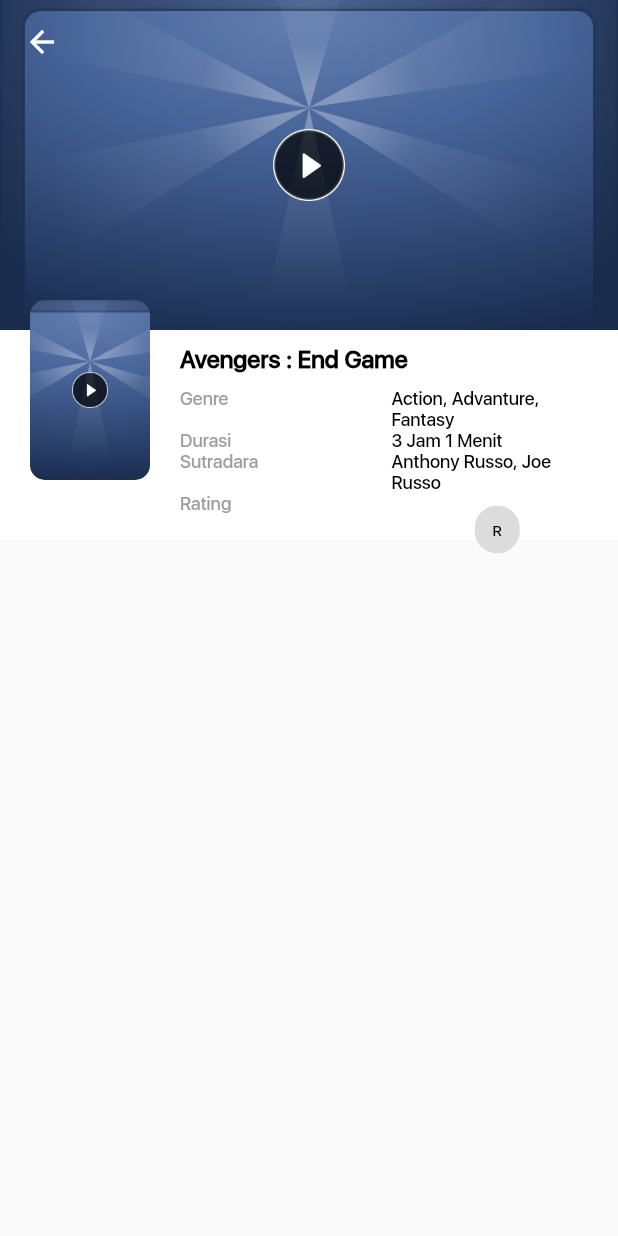
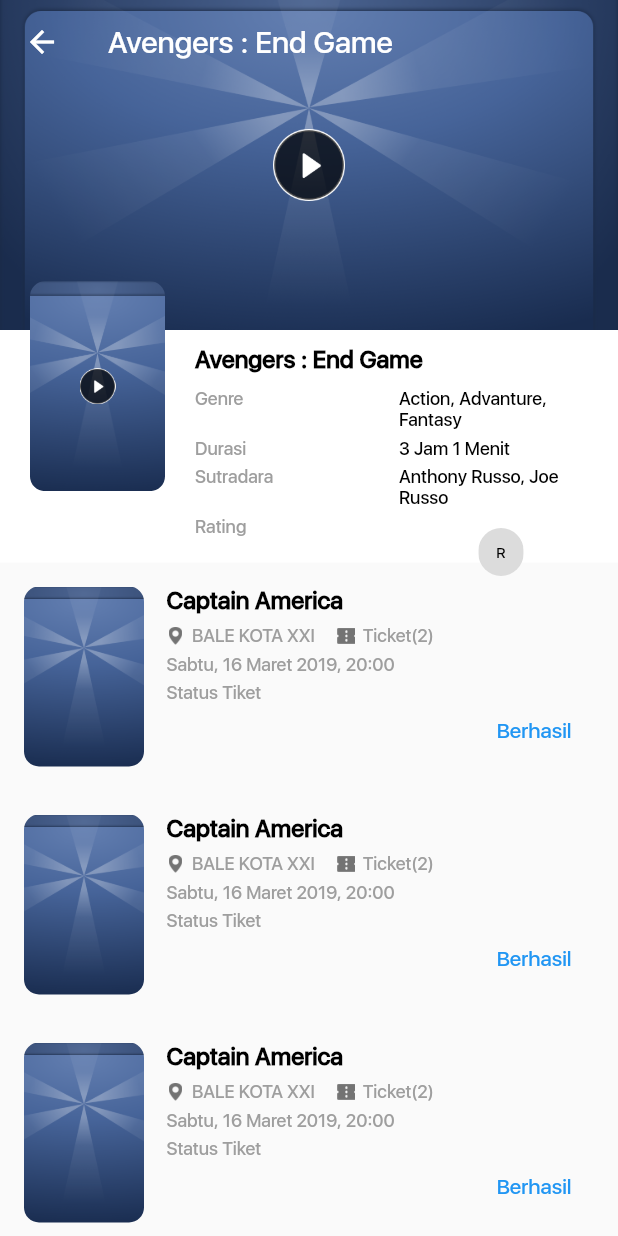
Before and after one commit to anggit97/flutter-tixid-clonning, a Flutter app: the MovieDetailScreen screen opened directly, on a phone screen of 412 x 824 dp. Run offline on Flutter 3.47's test engine with Material 2 defaults, Android fonts, the phone set to English and light mode, and no system bars; our stand-ins replace carousel_slider; project files that could hold a hidden picture were left out.

Commit message:
menambahkan ticket

```diff
--- a/lib/views/movies_detail_screen.dart
+++ b/lib/views/movies_detail_screen.dart
@@ -1,4 +1,7 @@
 import 'package:flutter/material.dart';
+
+import 'tickets_past_screen.dart';
+import 'tickets_upcoming_screen.dart';
 
 class MovieDetailScreen extends StatefulWidget {
   @override
@@ -10,10 +13,13 @@ class _MovieDetailScreenState extends State<MovieDetailScreen> {
   Widget build(BuildContext context) {
     return Scaffold(
       body: CustomScrollView(
+        shrinkWrap: true,
         slivers: <Widget>[
           SliverAppBar(
             backgroundColor: Colors.white,
-              expandedHeight: 360,
+            expandedHeight: 375,
+            pinned: true,
+            title: Text("Avengers : End Game"),
             flexibleSpace: Stack(
               children: <Widget>[
                 Container(
@@ -35,9 +41,9 @@ class _MovieDetailScreenState extends State<MovieDetailScreen> {
                   mainAxisSize: MainAxisSize.max,
                   children: <Widget>[
                     Container(
-                        height: 120,
-                        width: 80,
-                        margin: EdgeInsets.only(left: 20, top: 160),
+                      height: 140,
+                      width: 90,
+                      margin: EdgeInsets.only(left: 20, top: 140),
                       decoration: BoxDecoration(
                           borderRadius: BorderRadius.all(Radius.circular(10)),
                           image: DecorationImage(
@@ -70,7 +76,8 @@ class _MovieDetailScreenState extends State<MovieDetailScreen> {
                                 ),
                               ),
                               Table(
-                                  defaultVerticalAlignment: TableCellVerticalAlignment.top,
+                                defaultVerticalAlignment:
+                                    TableCellVerticalAlignment.top,
                                 children: [
                                   TableRow(children: [
                                     Text(
@@ -85,41 +92,59 @@ class _MovieDetailScreenState extends State<MovieDetailScreen> {
                                     )
                                   ]),
                                   TableRow(children: [
-                                      Text(
+                                    Padding(
+                                      padding: const EdgeInsets.only(top: 5),
+                                      child: Text(
                                         "Durasi",
                                         style: TextStyle(
                                             fontSize: 12, color: Colors.grey),
                                       ),
-                                      Text(
+                                    ),
+                                    Padding(
+                                      padding: const EdgeInsets.only(top: 5),
+                                      child: Text(
                                         "3 Jam 1 Menit",
                                         style: TextStyle(
                                             fontSize: 12, color: Colors.black),
+                                      ),
                                     )
                                   ]),
                                   TableRow(children: [
-                                      Text(
+                                    Padding(
+                                      padding: const EdgeInsets.only(top: 5),
+                                      child: Text(
                                         "Sutradara",
                                         style: TextStyle(
                                             fontSize: 12, color: Colors.grey),
                                       ),
-                                      Text(
+                                    ),
+                                    Padding(
+                                      padding: const EdgeInsets.only(top: 5),
+                                      child: Text(
                                         "Anthony Russo, Joe Russo",
                                         style: TextStyle(
                                             fontSize: 12, color: Colors.black),
+                                      ),
                                     )
                                   ]),
                                   TableRow(children: [
-                                      Text(
+                                    Padding(
+                                      padding: const EdgeInsets.only(top: 5),
+                                      child: Text(
                                         "Rating",
                                         style: TextStyle(
                                             fontSize: 12, color: Colors.grey),
                                       ),
-                                      Chip(
+                                    ),
+                                    Padding(
+                                      padding: const EdgeInsets.only(top: 5),
+                                      child: Chip(
                                         label: Text(
                                           "R",
                                           style: TextStyle(
                                               fontSize: 10,
                                               color: Colors.black),
+                                        ),
                                       ),
                                     )
                                   ])
@@ -129,8 +154,126 @@ class _MovieDetailScreenState extends State<MovieDetailScreen> {
                           )),
                     ),
                   ],
+                ),
+              ],
+            ),
+          ),
+          SliverList(
+              delegate: SliverChildListDelegate([
+              _ticketPastItem(),
+              _ticketPastItem(),
+              _ticketPastItem(),
+              _ticketPastItem(),
+              _ticketPastItem(),
+          ]))
+        ],
+      ),
+    );
+  }
+
+  _ticketPastItem() {
+    return Container(
+      margin: EdgeInsets.all(16),
+      child: Row(
+        crossAxisAlignment: CrossAxisAlignment.start,
+        mainAxisAlignment: MainAxisAlignment.start,
+        mainAxisSize: MainAxisSize.max,
+        children: <Widget>[
+          Container(
+            height: 120,
+            width: 80,
+            decoration: BoxDecoration(
+                image: DecorationImage(
+                    image: AssetImage("images/bg_my_loyal_tix_detail.png"),
+                    fit: BoxFit.cover),
+                borderRadius: BorderRadius.all(Radius.circular(10))),
+          ),
+          Expanded(
+              child: Padding(
+            padding: const EdgeInsets.only(left: 15, right: 15),
+            child: Column(
+              mainAxisSize: MainAxisSize.max,
+              mainAxisAlignment: MainAxisAlignment.start,
+              crossAxisAlignment: CrossAxisAlignment.start,
+              children: <Widget>[
+                Text(
+                  "Captain America",
+                  maxLines: 2,
+                  style: TextStyle(
+                      color: Colors.black,
+                      fontSize: 16,
+                      fontWeight: FontWeight.bold),
+                ),
+                Padding(
+                  padding: const EdgeInsets.only(top: 7),
+                  child: Row(
+                    mainAxisSize: MainAxisSize.max,
+                    children: <Widget>[
+                      Image.asset(
+                        "images/ic_location_gray_covered.png",
+                        width: 12,
+                        height: 12,
+                      ),
+                      Padding(
+                        padding: const EdgeInsets.only(left: 5),
+                        child: Text(
+                          "BALE KOTA XXI",
+                          style: TextStyle(
+                            color: Colors.grey,
+                            fontSize: 12,
+                          ),
+                        ),
+                      ),
+                      Padding(
+                        padding: const EdgeInsets.only(left: 15),
+                        child: Image.asset(
+                          "images/ic_ticket_gray_covered.png",
+                          width: 12,
+                          height: 12,
+                        ),
+                      ),
+                      Padding(
+                        padding: const EdgeInsets.only(left: 5),
+                        child: Text(
+                          "Ticket(2)",
+                          style: TextStyle(color: Colors.grey, fontSize: 12),
+                        ),
                       )
                     ],
+                  ),
+                ),
+                Padding(
+                  padding: const EdgeInsets.only(top: 5),
+                  child: Text(
+                    "Sabtu, 16 Maret 2019, 20:00",
+                    style: TextStyle(color: Colors.grey, fontSize: 12),
+                  ),
+                ),
+                Padding(
+                  padding: const EdgeInsets.only(top: 5),
+                  child: Text(
+                    "Status Tiket",
+                    style: TextStyle(color: Colors.grey, fontSize: 12),
+                  ),
+                ),
+                Padding(
+                  padding: const EdgeInsets.only(top: 10),
+                  child: Row(
+                    mainAxisSize: MainAxisSize.max,
+                    mainAxisAlignment: MainAxisAlignment.end,
+                    children: <Widget>[
+                      Text(
+                        "Berhasil",
+                        style: TextStyle(
+                          color: Colors.blue,
+                          fontSize: 14,
+                        ),
+                      ),
+                    ],
+                  ),
+                )
+              ],
+            ),
           ))
         ],
       ),
--- a/pubspec.yaml
+++ b/pubspec.yaml
@@ -65,6 +65,10 @@ flutter:
     - images/img_empty_mytiket.png
     - images/ic_location_gray_covered.png
     - images/ic_ticket_gray_covered.png
+    - images/ic_already_shown.png
+    - images/ic_bg_dialog_qrcode_top.png
+    - images/ic_default_btn_back_moviedetail.png
+    - images/paper_gold.png
 
   # An image asset can refer to one or more resolution-specific "variants", see
   # https://flutter.io/assets-and-images/#resolution-aware.
```
Also changed, not shown: lib/views/ticket_detail_screen.dart (added, +324 -0 lines), lib/views/tickets_past_screen.dart (+8 -1 lines). Lines whose indentation alone changed are shown as unchanged.
